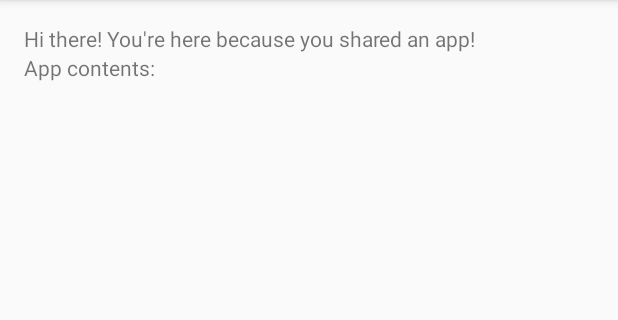
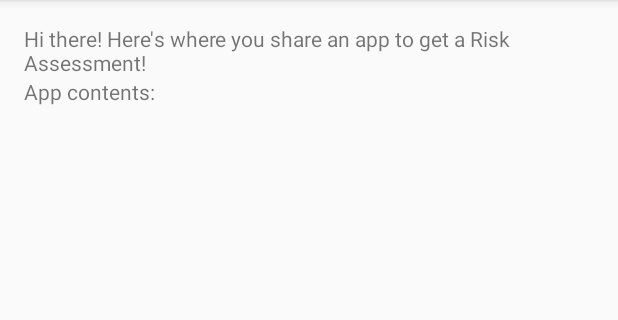
Before and after one commit to vincentchov/SDP-AndroidRiskAssessment, an Android app: the SendAppActivity screen opened directly, with no data from a screen before it, on a phone screen of 412 x 824 dp, the part 84-404 px from its top. Run offline under Robolectric (Android 15) with nearby library versions, the phone set to English and light mode, and no system bars.

Commit message:
Update the SendAppActivity's view

```diff
--- a/Client/RiskAssessment/app/src/main/res/layout/activity_send_app.xml
+++ b/Client/RiskAssessment/app/src/main/res/layout/activity_send_app.xml
@@ -9,6 +9,7 @@
     android:paddingRight="@dimen/activity_horizontal_margin"
     android:paddingTop="@dimen/activity_vertical_margin"
     tools:context="com.vincentchov.android.riskassessment.SendAppActivity">
+
 
     <TextView
         android:layout_width="wrap_content"
--- a/Client/RiskAssessment/app/src/main/res/values/strings.xml
+++ b/Client/RiskAssessment/app/src/main/res/values/strings.xml
@@ -2,6 +2,8 @@
     <string name="app_name">RiskAssessment</string>
     <string name="enter_app_title_hint">Please enter the title of the app...</string>
     <string name="query_button_text">Risk Assessment please!</string>
-    <string name="greeting">Hi there! You\'re here because you shared an app!</string>
+    <string name="greeting">Hi there! Here\'s where you share an app to get a Risk Assessment!</string>
     <string name="whyYouNoLinkToApp">You didn\'t share a Play Store app\'s page though.  Check yo self before you wreck yo self, fool.</string>
+    <string name="sentRequest">Just sent the app to our server! Hang tight!</string>
+    <string name="assRecvd">Just received the assessment!</string>
 </resources>
```
